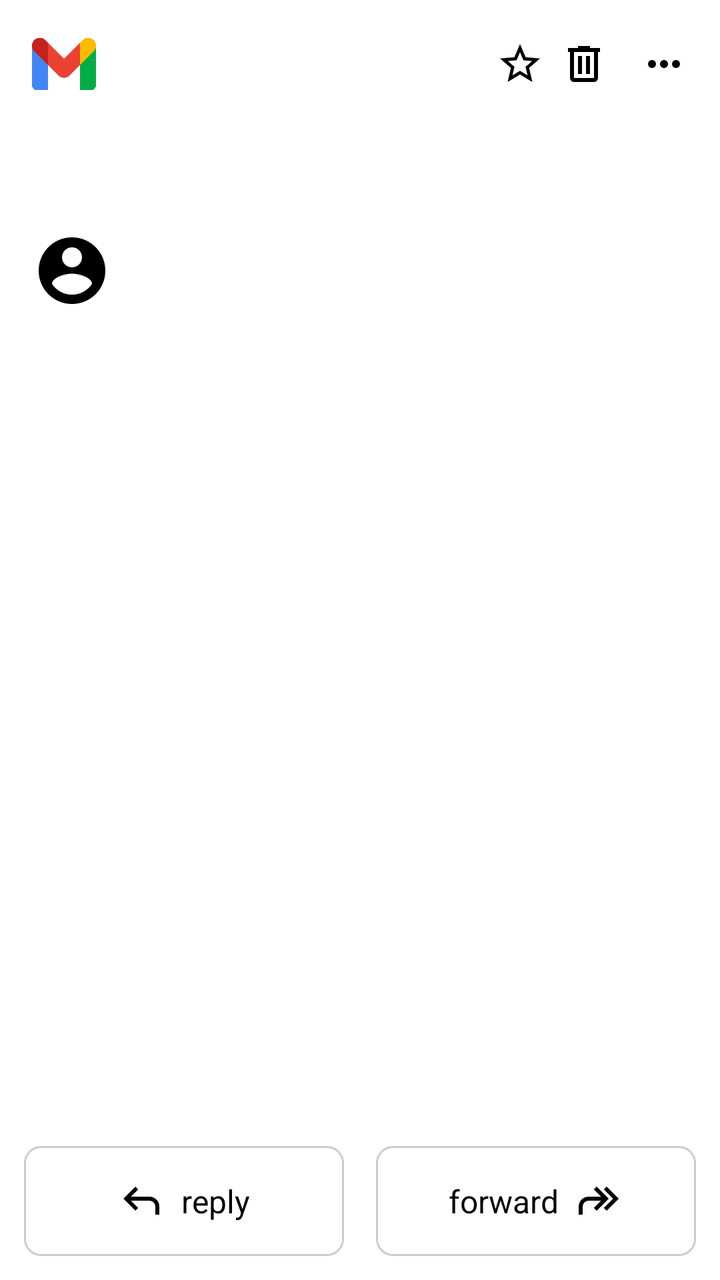
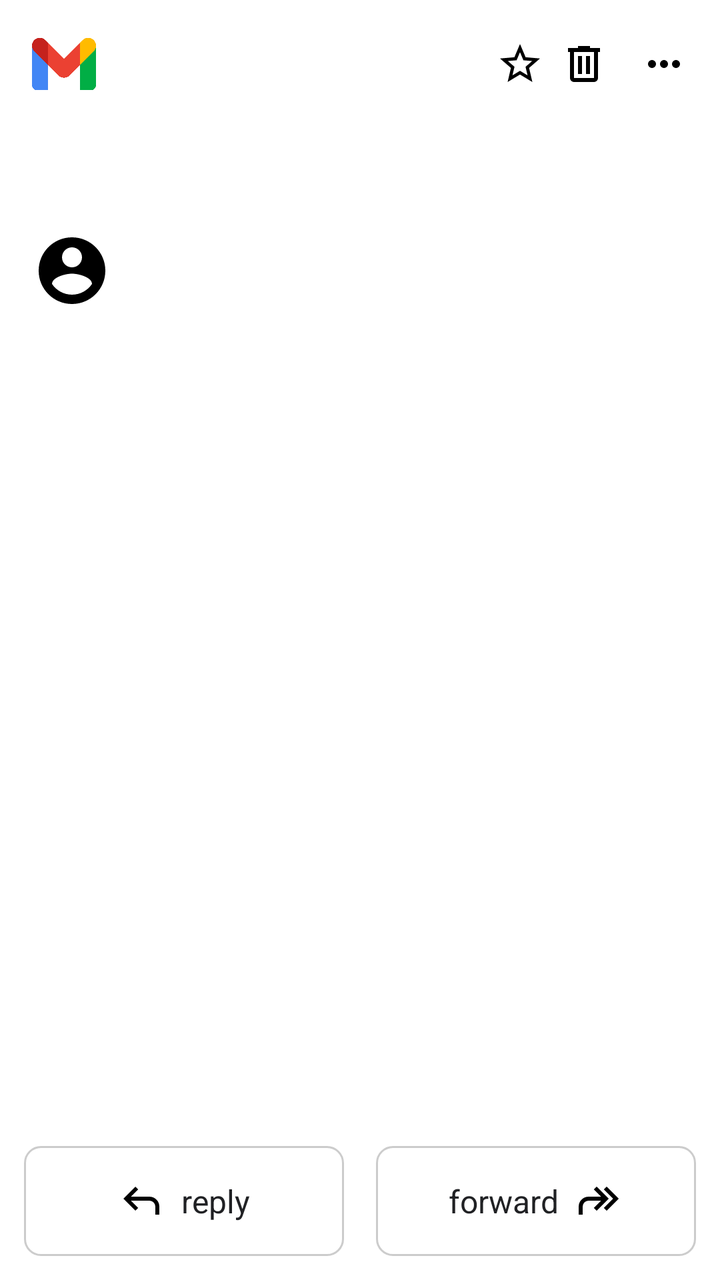

An Android layout rendered at two revisions. The XML below is the earlier revision; the diff shows what the commit changed to produce the second picture.
<!-- AndroidManifest.xml: application theme Theme.Project5 -->
<!-- res/layout/activity_mail_detail.xml -->
<?xml version="1.0" encoding="utf-8"?>
<LinearLayout xmlns:android="http://schemas.android.com/apk/res/android"
    android:orientation="vertical"
    android:layout_width="match_parent"
    android:layout_height="match_parent"
    android:background="#FFFFFF">

    <LinearLayout
        android:orientation="horizontal"
        android:padding="12dp"
        android:gravity="center_vertical"
        android:layout_width="match_parent"
        android:layout_height="wrap_content">

        <ImageView
            android:id="@+id/ivBack"
            android:src="@drawable/gmail_logo"
            android:layout_width="40dp"
            android:layout_height="40dp"
            android:contentDescription="חזרה"
            android:padding="4dp" />

        <TextView
            android:textStyle="bold"
            android:textSize="18sp"
            android:layout_marginStart="12dp"
            android:layout_width="0dp"
            android:layout_weight="1"
            android:layout_height="wrap_content" />

        <ImageView
            android:id="@+id/ivStar"
            android:src="@drawable/ic_star_border"
            android:layout_width="32dp"
            android:layout_height="32dp"
            android:padding="4dp" />

        <ImageView
            android:id="@+id/ivTrash"
            android:src="@drawable/ic_delete"
            android:layout_width="32dp"
            android:layout_height="32dp"
            android:padding="4dp" />

        <ImageView
            android:id="@+id/ivMore"
            android:layout_width="32dp"
            android:layout_height="32dp"
            android:src="@drawable/ic_more_vert"
            android:padding="4dp"
            android:contentDescription="עוד אפשרויות"
            android:layout_marginStart="8dp"/>
    </LinearLayout>

    <TextView
        android:id="@+id/tvSubject"
        android:textSize="20sp"
        android:textStyle="bold"
        android:paddingStart="16dp"
        android:paddingEnd="16dp"
        android:paddingTop="8dp"
        android:layout_width="match_parent"
        android:layout_height="wrap_content" />

    <LinearLayout
        android:orientation="horizontal"
        android:padding="16dp"
        android:gravity="center_vertical"
        android:layout_width="match_parent"
        android:layout_height="wrap_content">

        <ImageView
            android:id="@+id/ivAvatar"
            android:layout_width="40dp"
            android:layout_height="40dp"
            android:src="@drawable/ic_avatar"
            android:scaleType="centerCrop"
            android:background="@drawable/circle_mask" />

        <LinearLayout
            android:orientation="vertical"
            android:layout_marginStart="12dp"
            android:layout_width="0dp"
            android:layout_weight="1"
            android:layout_height="wrap_content">

            <TextView
                android:id="@+id/tvSenderName"
                android:textSize="16sp"
                android:textStyle="bold"
                android:textColor="#000000"
                android:layout_width="wrap_content"
                android:layout_height="wrap_content"/>

            <TextView
                android:id="@+id/tvSenderEmail"
                android:textSize="14sp"
                android:textColor="#666666"
                android:layout_width="wrap_content"
                android:layout_height="wrap_content"/>
        </LinearLayout>

        <TextView
            android:id="@+id/tvDate"
            android:textSize="12sp"
            android:textColor="#888888"
            android:layout_width="wrap_content"
            android:layout_height="wrap_content"/>
    </LinearLayout>

    <ScrollView
        android:layout_width="match_parent"
        android:layout_height="0dp"
        android:layout_weight="1">

        <LinearLayout
            android:layout_width="match_parent"
            android:layout_height="wrap_content"
            android:orientation="vertical">

            <TextView
                android:id="@+id/tvBody"
                android:padding="16dp"
                android:textSize="16sp"
                android:textColor="#000000"
                android:layout_width="match_parent"
                android:layout_height="wrap_content" />

            <TextView
                android:id="@+id/tvAttachmentsTitle"
                android:layout_width="wrap_content"
                android:layout_height="wrap_content"
                android:text="קבצים מצורפים"
                android:textSize="16sp"
                android:textStyle="bold"
                android:layout_marginTop="16dp"
                android:paddingStart="16dp"
                android:visibility="gone" />

            <LinearLayout
                android:id="@+id/attachmentsContainer"
                android:layout_width="match_parent"
                android:layout_height="wrap_content"
                android:orientation="vertical"
                android:visibility="gone"
                android:paddingStart="16dp"
                android:paddingEnd="16dp"
                android:paddingBottom="8dp">

                <androidx.recyclerview.widget.RecyclerView
                    android:id="@+id/rvAttachments"
                    android:layout_width="match_parent"
                    android:layout_height="wrap_content"
                    android:layout_marginTop="8dp"/>
            </LinearLayout>
        </LinearLayout>
    </ScrollView>

    <LinearLayout
        android:orientation="horizontal"
        android:padding="12dp"
        android:gravity="center"
        android:layout_width="match_parent"
        android:layout_height="wrap_content"
        android:layout_marginTop="24dp">

        <LinearLayout
            android:id="@+id/btnReply"
            android:orientation="horizontal"
            android:gravity="center"
            android:padding="8dp"
            android:layout_marginEnd="16dp"
            android:layout_width="0dp"
            android:layout_weight="1"
            android:layout_height="55dp"
            android:background="@drawable/button_outline">

            <ImageView
                android:src="@drawable/ic_reply"
                android:layout_width="24dp"
                android:layout_height="24dp" />

            <TextView
                android:text="reply"
                android:textSize="16sp"
                android:layout_marginStart="8dp"
                android:textColor="#000000"
                android:layout_width="wrap_content"
                android:layout_height="wrap_content" />
        </LinearLayout>

        <LinearLayout
            android:id="@+id/btnForward"
            android:orientation="horizontal"
            android:gravity="center"
            android:padding="8dp"
            android:layout_width="0dp"
            android:layout_weight="1"
            android:layout_height="55dp"
            android:background="@drawable/button_outline">

            <TextView
                android:text="forward"
                android:textSize="16sp"
                android:textColor="#000000"
                android:layout_width="wrap_content"
                android:layout_height="wrap_content" />

            <ImageView
                android:src="@drawable/ic_forward"
                android:layout_marginStart="8dp"
                android:layout_width="24dp"
                android:layout_height="24dp" />
        </LinearLayout>
    </LinearLayout>
</LinearLayout>
<!-- resources referenced by this layout -->
<resources>
  <!-- drawable button_outline (drawable) -->
  <?xml version="1.0" encoding="utf-8"?>
  <shape xmlns:android="http://schemas.android.com/apk/res/android"
      android:shape="rectangle">
      <solid android:color="#FFFFFF"/>
      <stroke
          android:width="1dp"
          android:color="#CCCCCC"/>
      <corners android:radius="8dp"/>
  </shape>
  <!-- drawable circle_mask (drawable) -->
  <?xml version="1.0" encoding="utf-8"?>
  <shape xmlns:android="http://schemas.android.com/apk/res/android"
      android:shape="oval">
      <solid android:color="@android:color/transparent"/>
  </shape>
  <!-- drawable ic_avatar (drawable) -->
  <vector xmlns:android="http://schemas.android.com/apk/res/android" android:height="24dp" android:tint="#000000" android:viewportHeight="24" android:viewportWidth="24" android:width="24dp">
        
      <path android:fillColor="@android:color/white" android:pathData="M12,2C6.48,2 2,6.48 2,12s4.48,10 10,10 10,-4.48 10,-10S17.52,2 12,2zM12,5c1.66,0 3,1.34 3,3s-1.34,3 -3,3 -3,-1.34 -3,-3 1.34,-3 3,-3zM12,19.2c-2.5,0 -4.71,-1.28 -6,-3.22 0.03,-1.99 4,-3.08 6,-3.08 1.99,0 5.97,1.09 6,3.08 -1.29,1.94 -3.5,3.22 -6,3.22z"/>
      
  </vector>
  <!-- drawable ic_delete (drawable) -->
  <vector xmlns:android="http://schemas.android.com/apk/res/android" android:height="24dp" android:tint="#000000" android:viewportHeight="960" android:viewportWidth="960" android:width="24dp">
        
      <path android:fillColor="@android:color/white" android:pathData="M280,840Q247,840 223.5,816.5Q200,793 200,760L200,240L160,240L160,160L360,160L360,120L600,120L600,160L800,160L800,240L760,240L760,760Q760,793 736.5,816.5Q713,840 680,840L280,840ZM680,240L280,240L280,760Q280,760 280,760Q280,760 280,760L680,760Q680,760 680,760Q680,760 680,760L680,240ZM360,680L440,680L440,320L360,320L360,680ZM520,680L600,680L600,320L520,320L520,680ZM280,240L280,240L280,760Q280,760 280,760Q280,760 280,760L280,760Q280,760 280,760Q280,760 280,760L280,240Z"/>
      
  </vector>
  <!-- drawable ic_forward (drawable) -->
  <vector xmlns:android="http://schemas.android.com/apk/res/android" android:autoMirrored="true" android:height="24dp" android:tint="#000000" android:viewportHeight="960" android:viewportWidth="960" android:width="24dp">
        
      <path android:fillColor="@android:color/white" android:pathData="M640,680L583,624L767,440L583,256L640,200L880,440L640,680ZM80,760L80,600Q80,517 138.5,458.5Q197,400 280,400L527,400L383,256L440,200L680,440L440,680L383,624L527,480L280,480Q230,480 195,515Q160,550 160,600L160,760L80,760Z"/>
      
  </vector>
  <!-- drawable ic_reply (drawable) -->
  <vector xmlns:android="http://schemas.android.com/apk/res/android" android:autoMirrored="true" android:height="24dp" android:tint="#000000" android:viewportHeight="960" android:viewportWidth="960" android:width="24dp">
        
      <path android:fillColor="@android:color/white" android:pathData="M760,760L760,600Q760,550 725,515Q690,480 640,480L273,480L417,624L360,680L120,440L360,200L417,256L273,400L640,400Q723,400 781.5,458.5Q840,517 840,600L840,760L760,760Z"/>
      
  </vector>
  <!-- drawable ic_star_border (drawable) -->
  <vector xmlns:android="http://schemas.android.com/apk/res/android" android:height="24dp" android:tint="#000000" android:viewportHeight="24" android:viewportWidth="24" android:width="24dp">
        
      <path android:fillColor="@android:color/white" android:pathData="M22,9.24l-7.19,-0.62L12,2 9.19,8.63 2,9.24l5.46,4.73L5.82,21 12,17.27 18.18,21l-1.63,-7.03L22,9.24zM12,15.4l-3.76,2.27 1,-4.28 -3.32,-2.88 4.38,-0.38L12,6.1l1.71,4.04 4.38,0.38 -3.32,2.88 1,4.28L12,15.4z"/>
      
  </vector>
  <style name="Theme.Project5" parent="Theme.AppCompat.Light.NoActionBar" />
  <!-- unchanged entries left out for length: 2 -->
</resources>

<!-- the commit's change to res/layout/activity_mail_detail.xml (unified diff, before → after) -->
@@ -3,7 +3,7 @@
     android:orientation="vertical"
     android:layout_width="match_parent"
     android:layout_height="match_parent"
-    android:background="#FFFFFF">
+    android:background="@color/background">
 
     <LinearLayout
         android:orientation="horizontal"
@@ -23,6 +23,7 @@
         <TextView
             android:textStyle="bold"
             android:textSize="18sp"
+            android:textColor="@color/textPrimary"
             android:layout_marginStart="12dp"
             android:layout_width="0dp"
             android:layout_weight="1"
@@ -56,6 +57,7 @@
         android:id="@+id/tvSubject"
         android:textSize="20sp"
         android:textStyle="bold"
+        android:textColor="@color/textPrimary"
         android:paddingStart="16dp"
         android:paddingEnd="16dp"
         android:paddingTop="8dp"
@@ -88,14 +90,14 @@
                 android:id="@+id/tvSenderName"
                 android:textSize="16sp"
                 android:textStyle="bold"
-                android:textColor="#000000"
+                android:textColor="@color/textPrimary"
                 android:layout_width="wrap_content"
                 android:layout_height="wrap_content"/>
 
             <TextView
                 android:id="@+id/tvSenderEmail"
                 android:textSize="14sp"
-                android:textColor="#666666"
+                android:textColor="@color/textSecondary"
                 android:layout_width="wrap_content"
                 android:layout_height="wrap_content"/>
         </LinearLayout>
@@ -103,7 +105,7 @@
         <TextView
             android:id="@+id/tvDate"
             android:textSize="12sp"
-            android:textColor="#888888"
+            android:textColor="@color/textSecondary"
             android:layout_width="wrap_content"
             android:layout_height="wrap_content"/>
     </LinearLayout>
@@ -122,7 +124,7 @@
                 android:id="@+id/tvBody"
                 android:padding="16dp"
                 android:textSize="16sp"
-                android:textColor="#000000"
+                android:textColor="@color/textPrimary"
                 android:layout_width="match_parent"
                 android:layout_height="wrap_content" />
 
@@ -133,6 +135,7 @@
                 android:text="קבצים מצורפים"
                 android:textSize="16sp"
                 android:textStyle="bold"
+                android:textColor="@color/textPrimary"
                 android:layout_marginTop="16dp"
                 android:paddingStart="16dp"
                 android:visibility="gone" />
@@ -184,7 +187,7 @@
                 android:text="reply"
                 android:textSize="16sp"
                 android:layout_marginStart="8dp"
-                android:textColor="#000000"
+                android:textColor="@color/textPrimary"
                 android:layout_width="wrap_content"
                 android:layout_height="wrap_content" />
         </LinearLayout>
@@ -202,7 +205,7 @@
             <TextView
                 android:text="forward"
                 android:textSize="16sp"
-                android:textColor="#000000"
+                android:textColor="@color/textPrimary"
                 android:layout_width="wrap_content"
                 android:layout_height="wrap_content" />
 
<!-- resource entries referenced after the edit -->
@@ -1,5 +1,8 @@
 <!-- resources referenced by this layout -->
 <resources>
+  <color name="background">#FFFFFF</color>
+  <color name="textPrimary">#202124</color>
+  <color name="textSecondary">#666666</color>
   <!-- drawable button_outline (drawable) -->
   <?xml version="1.0" encoding="utf-8"?>
   <shape xmlns:android="http://schemas.android.com/apk/res/android"
@@ -18,15 +21,15 @@
   </shape>
   <!-- drawable ic_avatar (drawable) -->
   <vector xmlns:android="http://schemas.android.com/apk/res/android" android:height="24dp" android:tint="#000000" android:viewportHeight="24" android:viewportWidth="24" android:width="24dp">
-        
+  
       <path android:fillColor="@android:color/white" android:pathData="M12,2C6.48,2 2,6.48 2,12s4.48,10 10,10 10,-4.48 10,-10S17.52,2 12,2zM12,5c1.66,0 3,1.34 3,3s-1.34,3 -3,3 -3,-1.34 -3,-3 1.34,-3 3,-3zM12,19.2c-2.5,0 -4.71,-1.28 -6,-3.22 0.03,-1.99 4,-3.08 6,-3.08 1.99,0 5.97,1.09 6,3.08 -1.29,1.94 -3.5,3.22 -6,3.22z"/>
-      
+  
   </vector>
   <!-- drawable ic_delete (drawable) -->
   <vector xmlns:android="http://schemas.android.com/apk/res/android" android:height="24dp" android:tint="#000000" android:viewportHeight="960" android:viewportWidth="960" android:width="24dp">
-        
+  
       <path android:fillColor="@android:color/white" android:pathData="M280,840Q247,840 223.5,816.5Q200,793 200,760L200,240L160,240L160,160L360,160L360,120L600,120L600,160L800,160L800,240L760,240L760,760Q760,793 736.5,816.5Q713,840 680,840L280,840ZM680,240L280,240L280,760Q280,760 280,760Q280,760 280,760L680,760Q680,760 680,760Q680,760 680,760L680,240ZM360,680L440,680L440,320L360,320L360,680ZM520,680L600,680L600,320L520,320L520,680ZM280,240L280,240L280,760Q280,760 280,760Q280,760 280,760L280,760Q280,760 280,760Q280,760 280,760L280,240Z"/>
-      
+  
   </vector>
   <!-- drawable ic_forward (drawable) -->
   <vector xmlns:android="http://schemas.android.com/apk/res/android" android:autoMirrored="true" android:height="24dp" android:tint="#000000" android:viewportHeight="960" android:viewportWidth="960" android:width="24dp">
@@ -42,11 +45,11 @@
   </vector>
   <!-- drawable ic_star_border (drawable) -->
   <vector xmlns:android="http://schemas.android.com/apk/res/android" android:height="24dp" android:tint="#000000" android:viewportHeight="24" android:viewportWidth="24" android:width="24dp">
-        
+  
       <path android:fillColor="@android:color/white" android:pathData="M22,9.24l-7.19,-0.62L12,2 9.19,8.63 2,9.24l5.46,4.73L5.82,21 12,17.27 18.18,21l-1.63,-7.03L22,9.24zM12,15.4l-3.76,2.27 1,-4.28 -3.32,-2.88 4.38,-0.38L12,6.1l1.71,4.04 4.38,0.38 -3.32,2.88 1,4.28L12,15.4z"/>
-      
+  
   </vector>
-  <style name="Theme.Project5" parent="Theme.AppCompat.Light.NoActionBar" />
+  <style name="Theme.Project5" parent="Theme.MaterialComponents.DayNight.NoActionBar" />
   <!-- unchanged entries left out for length: 2 -->
 </resources>
 
